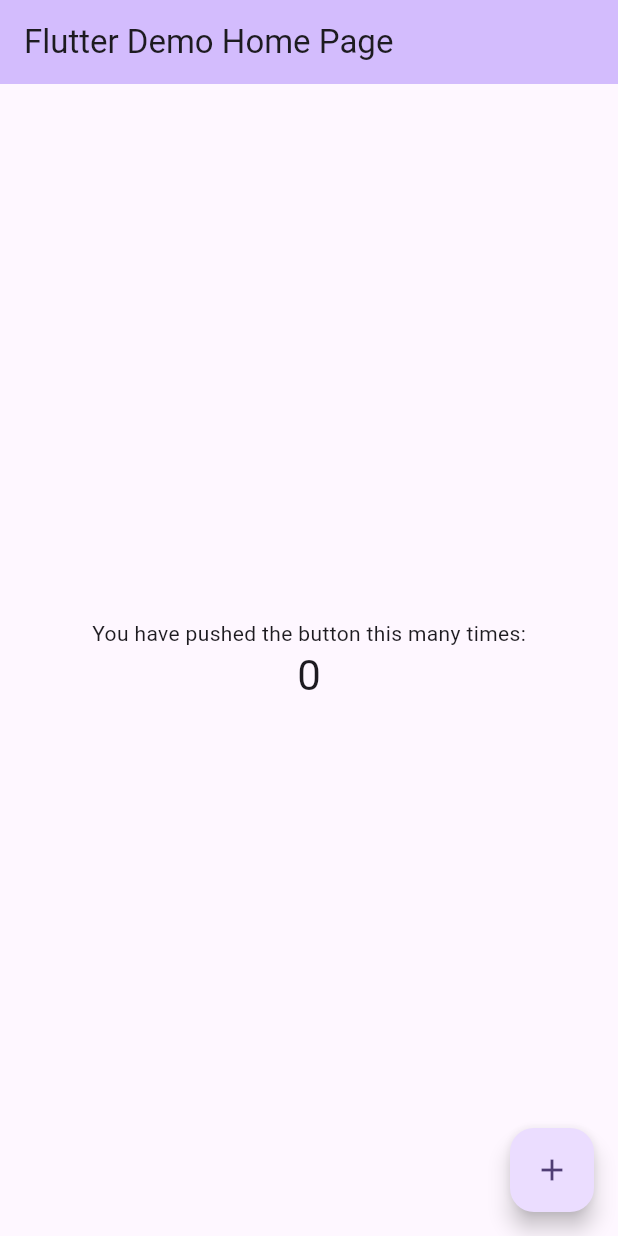
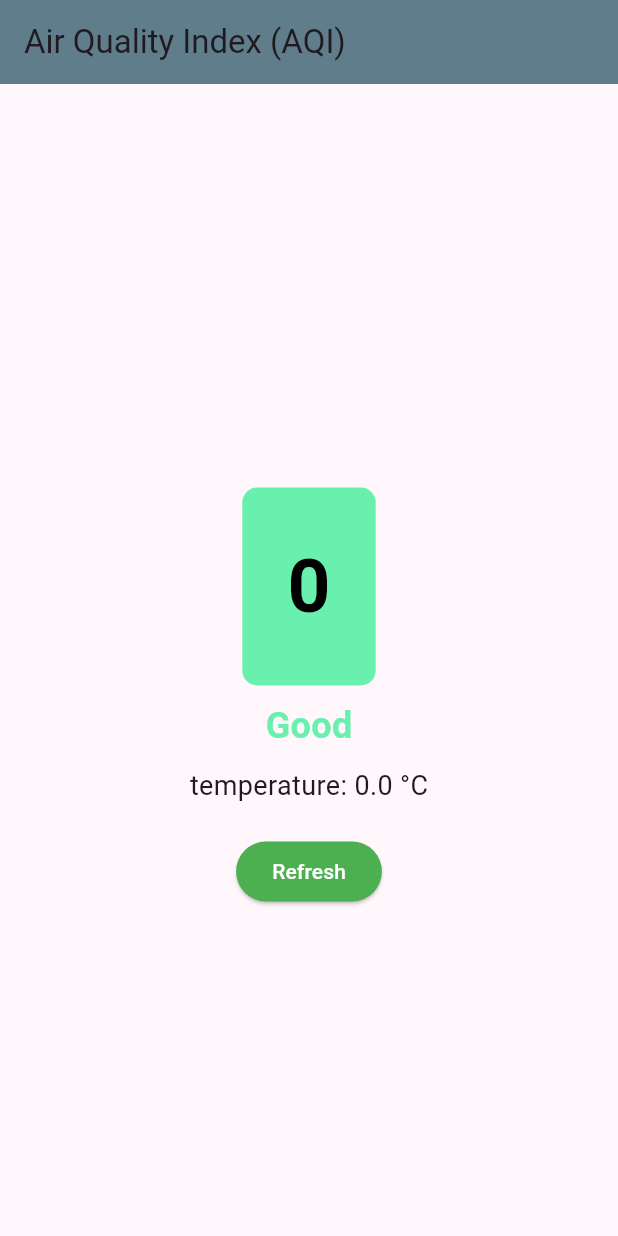
Before and after one commit to rapwas/api_app, a Flutter app: the screen it shows after launch, on a phone screen of 412 x 824 dp. Run offline on Flutter 3.47's test engine with Material 3 defaults, Android fonts, the phone set to English and light mode, and no system bars; network calls fail.

Commit message:
homework 2

```diff
--- a/lib/main.dart
+++ b/lib/main.dart
@@ -1,3 +1,5 @@
+
+import 'package:api_app/page_weather/weather.dart';
 import 'package:flutter/material.dart';
 
 void main() {
@@ -12,114 +14,12 @@ class MyApp extends StatelessWidget {
   Widget build(BuildContext context) {
     return MaterialApp(
       title: 'Flutter Demo',
+      debugShowCheckedModeBanner: false,
+
       theme: ThemeData(
-        // This is the theme of your application.
-        //
-        // TRY THIS: Try running your application with "flutter run". You'll see
-        // the application has a purple toolbar. Then, without quitting the app,
-        // try changing the seedColor in the colorScheme below to Colors.green
-        // and then invoke "hot reload" (save your changes or press the "hot
-        // reload" button in a Flutter-supported IDE, or press "r" if you used
-        // the command line to start the app).
-        //
-        // Notice that the counter didn't reset back to zero; the application
-        // state is not lost during the reload. To reset the state, use hot
-        // restart instead.
-        //
-        // This works for code too, not just values: Most code changes can be
-        // tested with just a hot reload.
-        colorScheme: ColorScheme.fromSeed(seedColor: Colors.deepPurple),
+        colorScheme: ColorScheme.fromSeed(seedColor: const Color.fromARGB(255, 199, 129, 240)),
         useMaterial3: true,
       ),
-      home: const MyHomePage(title: 'Flutter Demo Home Page'),
-    );
-  }
-}
+      home: const Weather());//const GreetingWidget(name: 'Rapwas Morasuk 650710839')
 
-class MyHomePage extends StatefulWidget {
-  const MyHomePage({super.key, required this.title});
-
-  // This widget is the home page of your application. It is stateful, meaning
-  // that it has a State object (defined below) that contains fields that affect
-  // how it looks.
-
-  // This class is the configuration for the state. It holds the values (in this
-  // case the title) provided by the parent (in this case the App widget) and
-  // used by the build method of the State. Fields in a Widget subclass are
-  // always marked "final".
-
-  final String title;
-
-  @override
-  State<MyHomePage> createState() => _MyHomePageState();
-}
-
-class _MyHomePageState extends State<MyHomePage> {
-  int _counter = 0;
-
-  void _incrementCounter() {
-    setState(() {
-      // This call to setState tells the Flutter framework that something has
-      // changed in this State, which causes it to rerun the build method below
-      // so that the display can reflect the updated values. If we changed
-      // _counter without calling setState(), then the build method would not be
-      // called again, and so nothing would appear to happen.
-      _counter++;
-    });
-  }
-
-  @override
-  Widget build(BuildContext context) {
-    // This method is rerun every time setState is called, for instance as done
-    // by the _incrementCounter method above.
-    //
-    // The Flutter framework has been optimized to make rerunning build methods
-    // fast, so that you can just rebuild anything that needs updating rather
-    // than having to individually change instances of widgets.
-    return Scaffold(
-      appBar: AppBar(
-        // TRY THIS: Try changing the color here to a specific color (to
-        // Colors.amber, perhaps?) and trigger a hot reload to see the AppBar
-        // change color while the other colors stay the same.
-        backgroundColor: Theme.of(context).colorScheme.inversePrimary,
-        // Here we take the value from the MyHomePage object that was created by
-        // the App.build method, and use it to set our appbar title.
-        title: Text(widget.title),
-      ),
-      body: Center(
-        // Center is a layout widget. It takes a single child and positions it
-        // in the middle of the parent.
-        child: Column(
-          // Column is also a layout widget. It takes a list of children and
-          // arranges them vertically. By default, it sizes itself to fit its
-          // children horizontally, and tries to be as tall as its parent.
-          //
-          // Column has various properties to control how it sizes itself and
-          // how it positions its children. Here we use mainAxisAlignment to
-          // center the children vertically; the main axis here is the vertical
-          // axis because Columns are vertical (the cross axis would be
-          // horizontal).
-          //
-          // TRY THIS: Invoke "debug painting" (choose the "Toggle Debug Paint"
-          // action in the IDE, or press "p" in the console), to see the
-          // wireframe for each widget.
-          mainAxisAlignment: MainAxisAlignment.center,
-          children: <Widget>[
-            const Text(
-              'You have pushed the button this many times:',
-            ),
-            Text(
-              '$_counter',
-              style: Theme.of(context).textTheme.headlineMedium,
-            ),
-          ],
-        ),
-      ),
-      floatingActionButton: FloatingActionButton(
-        onPressed: _incrementCounter,
-        tooltip: 'Increment',
-        child: const Icon(Icons.add),
-      ), // This trailing comma makes auto-formatting nicer for build methods.
-    );
-  }
-}
+  }}
--- /dev/null
+++ b/lib/page_weather/weather.dart
@@ -0,0 +1,111 @@
+import 'dart:convert';
+import 'package:flutter/material.dart';
+import 'package:http/http.dart' as http;
+
+
+class Weather extends StatefulWidget {
+  const Weather({super.key});
+
+  @override
+  State<Weather> createState() => _WeatherState();
+}
+
+class _WeatherState extends State<Weather> {
+    String city = "";
+    int aqi = 0;
+    double temp = 0.0;
+
+    @override
+  void initState() {
+    super.initState();
+    fetchData();
+  }
+
+  void fetchData() async {
+    try {
+      var response = await http.get(Uri.parse(
+          'https://api.waqi.info/feed/here/?token=2230700c69e4348c84741150c8a91db2bb9fe405'));
+      if (response.statusCode == 200) {
+        var data = jsonDecode(response.body);
+        city = (data["data"]["city"]["name"]);
+        aqi = (data["data"]["aqi"]);
+        temp = (data["data"]["iaqi"]["t"]["v"]);
+      } else {
+        print('Failed to fetch data');
+      }
+    } catch (e) {
+      print('Error: $e');
+    }
+  }
+
+  String getAqiScale(int aqi) {
+    if (aqi <= 50) return "Good";
+    if (aqi <= 100) return "Moderate";
+    if (aqi <= 150) return "Unhealthy for Sensitive Groups";
+    if (aqi <= 200) return "Unhealthy";
+    if (aqi <= 300) return "Very Unhealthy";
+    return "Hazardous";
+  }
+  Color getColor(int aqi){
+    if (aqi <= 50) return Colors.greenAccent;
+    if (aqi <= 100) return const Color.fromARGB(255, 255, 233, 31);
+    if (aqi <= 150) return const Color.fromARGB(255, 255, 129, 10);
+    if (aqi <= 200) return const Color.fromARGB(255, 255, 0, 0);
+    return Colors.white ;
+  }
+
+  @override
+  Widget build(BuildContext context) {
+    return Scaffold(
+        appBar: AppBar(
+        title: Text('Air Quality Index (AQI)'),
+        backgroundColor: Colors.blueGrey,
+      ),
+      body: Center(
+        child: Column(
+          mainAxisAlignment: MainAxisAlignment.center,
+          children: [
+            Text(
+              '$city',
+              style: TextStyle(fontSize: 28, fontWeight: FontWeight.bold),
+            ),
+            SizedBox(height: 10),
+            Container(
+              padding: EdgeInsets.all(30),
+              decoration: BoxDecoration(
+                color: getColor(aqi),
+                borderRadius: BorderRadius.circular(10),
+              ),
+              child: Text(
+                '$aqi',
+                style: TextStyle(
+                    fontSize: 50,
+                    color: const Color.fromARGB(255, 0, 0, 0),
+                    fontWeight: FontWeight.bold),
+              ),
+            ),
+            SizedBox(height: 10),
+            Text(
+              getAqiScale(aqi),
+              style: TextStyle(
+                  fontSize: 24, fontWeight: FontWeight.bold, color: getColor(aqi)),
+            ),
+            SizedBox(height: 10),
+            Text(
+              'temperature: $temp °C',
+              style: TextStyle(fontSize: 18),
+            ),
+            SizedBox(height: 20),
+            ElevatedButton(
+              onPressed: () {
+                fetchData();
+              },
+              style: ElevatedButton.styleFrom(backgroundColor: Colors.green),
+              child: Text('Refresh', style: TextStyle(color: Colors.white)),
+            ),
+          ],
+        ),
+      ),
+    );
+  }
+}
--- a/pubspec.yaml
+++ b/pubspec.yaml
@@ -34,6 +34,7 @@ dependencies:
   # The following adds the Cupertino Icons font to your application.
   # Use with the CupertinoIcons class for iOS style icons.
   cupertino_icons: ^1.0.8
+  http: ^1.3.0
 
 dev_dependencies:
   flutter_test:
```
Also changed, not shown: pubspec.lock.
